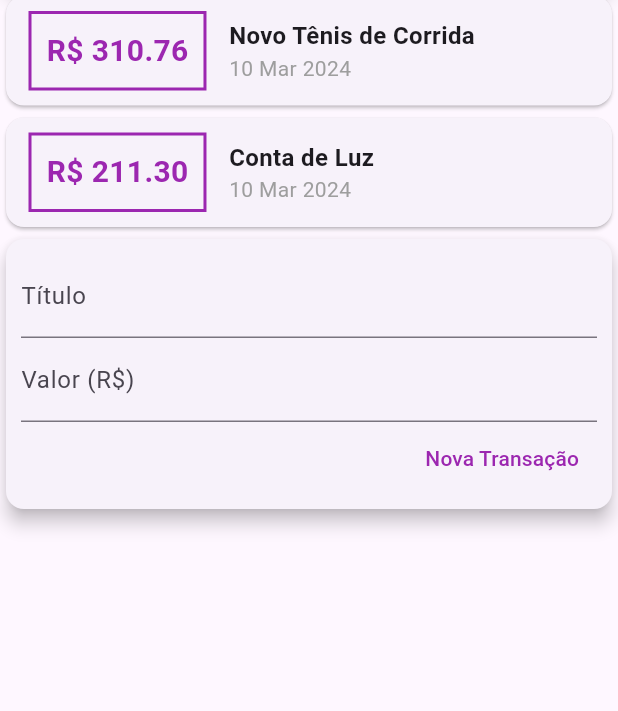
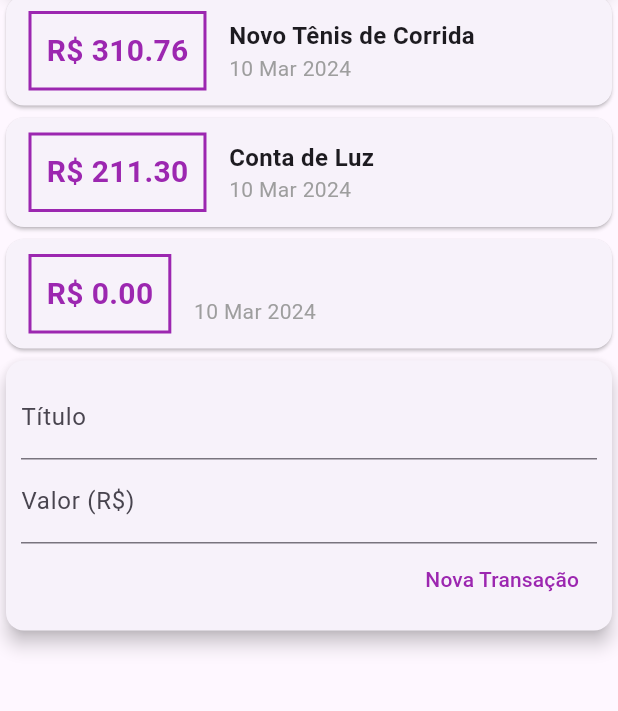
Before and after one commit to fercguerra/flutter_corder2024, a Flutter app: the screen it shows after launch, after a tap on "Nova Transação", on a phone screen of 412 x 824 dp, the part 136-847 px from its top. Run offline on Flutter 3.47's test engine with Material 3 defaults, Android fonts, the phone set to English and light mode, and no system bars.

Commit message:
Aula 104

```diff
--- a/expenses/lib/components/transaction_form.dart
+++ b/expenses/lib/components/transaction_form.dart
@@ -1,9 +1,14 @@
+
 import 'package:flutter/material.dart';
 
 class TransactionForm extends StatelessWidget {
 
   final titleController = TextEditingController();
   final valueController = TextEditingController();
+
+  final void Function(String, double) onSubmit;
+
+  TransactionForm(this.onSubmit);
 
   @override
   Widget build(BuildContext context) {
@@ -36,8 +41,9 @@ class TransactionForm extends StatelessWidget {
                           ),
                         ),
                         onPressed: () {
-                          print(titleController.text);
-                          print(valueController.text);
+                          final title = titleController.text;
+                          final value = double.tryParse(valueController.text) ?? 0.0;
+                          onSubmit(title, value);
                         },
                       )
                     ],
--- a/expenses/lib/components/transaction_user.dart
+++ b/expenses/lib/components/transaction_user.dart
@@ -49,7 +49,7 @@ class _TransactionUserState extends State<TransactionUser> {
    return Column(
     children: [
       TransactionList(_transactions),
-      TransactionForm(),
+      TransactionForm(_addTransaction),
     ],
    );
   }
```
